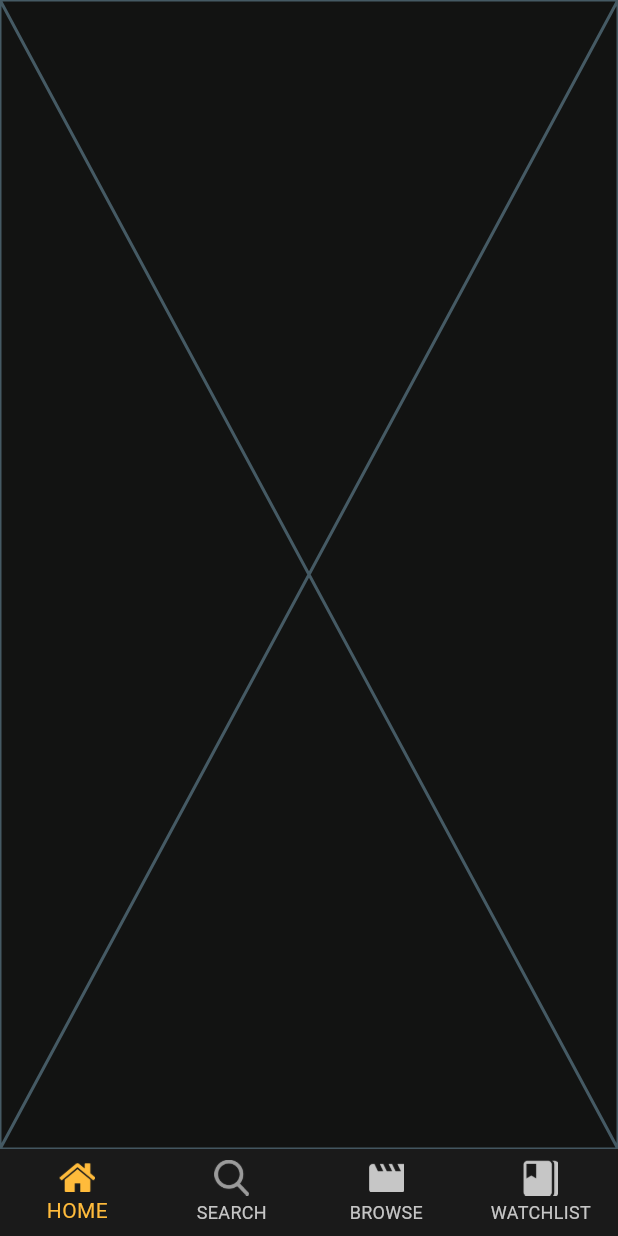
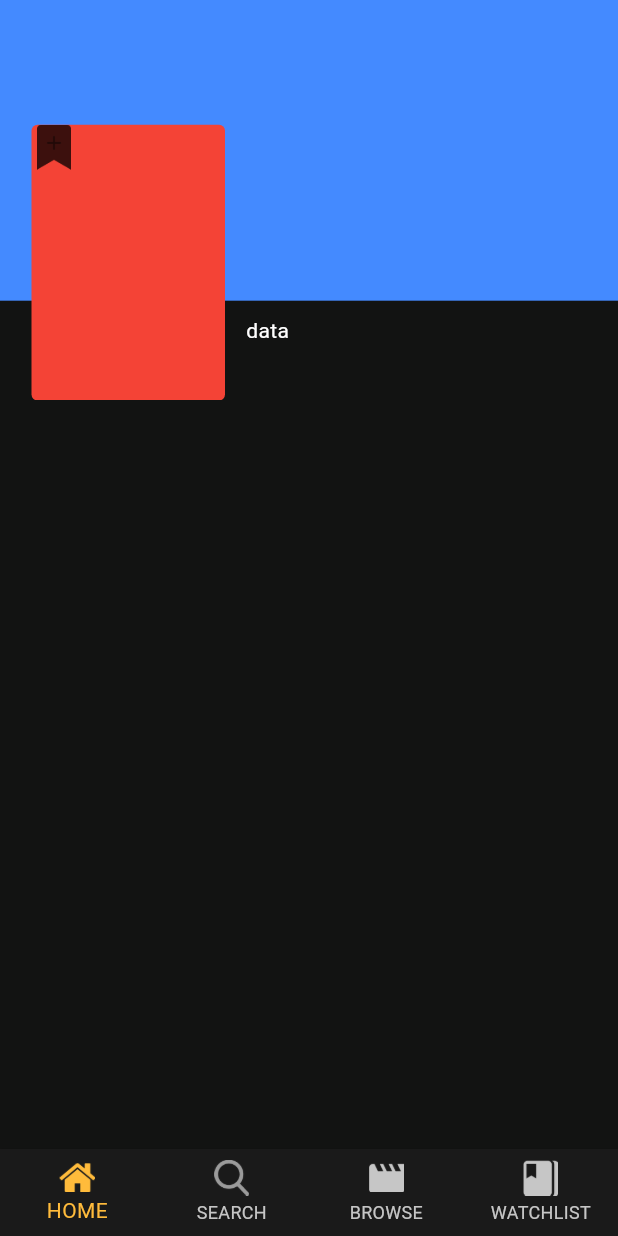
Before and after one commit to MahmoudHassan9/movies_app, a Flutter app: the screen it shows after launch, on a phone screen of 412 x 824 dp. Run offline on Flutter 3.47's test engine with Material 3 defaults, Android fonts, the phone set to English and light mode, and no system bars; drawn by our look-alikes of carousel_slider; our stand-ins replace flutter_bloc, flutter_screenutil.

Commit message:
+ CarouselSlider & setUp data layer for Popular Movies

```diff
--- a/lib/core/utils/app_assets.dart
+++ b/lib/core/utils/app_assets.dart
@@ -4,4 +4,5 @@ abstract class AppAssets {
   static const searchIcon = '$base/search_icon.png';
   static const browseIcon = '$base/browse_icon.png';
   static const watchListIcon = '$base/watch_list_icon.png';
+  static const addBookMarkIcon = '$base/add_bookmark_icon.png';
 }
--- /dev/null
+++ b/lib/data/api/api_manager.dart
@@ -0,0 +1,32 @@
+import 'dart:convert';
+
+import 'package:http/http.dart' as http;
+import 'package:movies_app/data/models/popular_movie.dart';
+import 'package:movies_app/data/models/popular_movie_response.dart';
+
+import '../../result.dart';
+
+class ApiManager {
+  static const String baseURL = 'api.themoviedb.org';
+  static const String popularEndPoint = '/3/movie/popular';
+  static const String apiKey =
+      'Bearer eyJhbGciOiJIUzI1NiJ9.eyJhdWQiOiIzMjY3ZDY3OGU4NzNhMjk4ZWQ0OGJkNDM4NTg1MTlkOCIsIm5iZiI6MTczMzQzMzYzNC43NjQsInN1YiI6IjY3NTIxOTIyNzJkMWE4YTU5YzI5OTQxZiIsInNjb3BlcyI6WyJhcGlfcmVhZCJdLCJ2ZXJzaW9uIjoxfQ.zb2Gw0CY9sbHyzypzk0_0oqLNvx7PvpEGRHqYJF2mHo';
+
+  Future<Result<List<PopularMovie>>> getPopularMovies() async {
+    Uri url = Uri.https(
+      baseURL,
+      popularEndPoint,
+    );
+    try {
+      var response = await http.get(url, headers: {
+        'Authorization': apiKey,
+      });
+      var json = jsonDecode(response.body);
+      PopularMovieResponse popularMovieResponse =
+          PopularMovieResponse.fromJson(json);
+      return Success(data: popularMovieResponse.results ?? []);
+    } on Exception catch (e) {
+      return Error(exception: e);
+    }
+  }
+}
--- /dev/null
+++ b/lib/data/data_source_contract/popular_movies_data_source_contract.dart
@@ -0,0 +1,6 @@
+import 'package:movies_app/data/models/popular_movie.dart';
+import 'package:movies_app/result.dart';
+
+abstract class PopularMoviesDataSource {
+  Future<Result<List<PopularMovie>>> getPopularMovies();
+}
--- /dev/null
+++ b/lib/data/data_source_impl/popular_movies_api_data_source.dart
@@ -0,0 +1,15 @@
+import 'package:movies_app/data/api/api_manager.dart';
+import 'package:movies_app/data/data_source_contract/popular_movies_data_source_contract.dart';
+import 'package:movies_app/data/models/popular_movie.dart';
+import 'package:movies_app/result.dart';
+
+class PopularMoviesApiDataSourceImpl extends PopularMoviesDataSource {
+  ApiManager apiManager;
+
+  PopularMoviesApiDataSourceImpl({required this.apiManager});
+
+  @override
+  Future<Result<List<PopularMovie>>> getPopularMovies() {
+    return apiManager.getPopularMovies();
+  }
+}
--- /dev/null
+++ b/lib/data/models/popular_movie.dart
@@ -0,0 +1,68 @@
+class PopularMovie {
+  PopularMovie({
+      this.adult,
+      this.backdropPath,
+      this.genreIds,
+      this.id,
+      this.originalLanguage,
+      this.originalTitle,
+      this.overview,
+      this.popularity,
+      this.posterPath,
+      this.releaseDate,
+      this.title,
+      this.video,
+      this.voteAverage,
+      this.voteCount,});
+
+  PopularMovie.fromJson(dynamic json) {
+    adult = json['adult'];
+    backdropPath = json['backdrop_path'];
+    genreIds = json['genre_ids'] != null ? json['genre_ids'].cast<num>() : [];
+    id = json['id'];
+    originalLanguage = json['original_language'];
+    originalTitle = json['original_title'];
+    overview = json['overview'];
+    popularity = json['popularity'];
+    posterPath = json['poster_path'];
+    releaseDate = json['release_date'];
+    title = json['title'];
+    video = json['video'];
+    voteAverage = json['vote_average'];
+    voteCount = json['vote_count'];
+  }
+  bool? adult;
+  String? backdropPath;
+  List<num>? genreIds;
+  num? id;
+  String? originalLanguage;
+  String? originalTitle;
+  String? overview;
+  num? popularity;
+  String? posterPath;
+  String? releaseDate;
+  String? title;
+  bool? video;
+  num? voteAverage;
+  num? voteCount;
+
+  Map<String, dynamic> toJson() {
+    final map = <String, dynamic>{};
+    map['adult'] = adult;
+    map['backdrop_path'] = backdropPath;
+    map['genre_ids'] = genreIds;
+    map['id'] = id;
+    map['original_language'] = originalLanguage;
+    map['original_title'] = originalTitle;
+    map['overview'] = overview;
+    map['popularity'] = popularity;
+    map['poster_path'] = posterPath;
+    map['release_date'] = releaseDate;
+    map['title'] = title;
+    map['video'] = video;
+    map['vote_average'] = voteAverage;
+    map['vote_count'] = voteCount;
+    return map;
+  }
+
+}
--- /dev/null
+++ b/lib/data/models/popular_movie_response.dart
@@ -0,0 +1,38 @@
+import 'package:movies_app/data/models/popular_movie.dart';
+
+class PopularMovieResponse {
+  PopularMovieResponse({
+    this.page,
+    this.results,
+    this.totalPages,
+    this.totalResult,
+  });
+
+  PopularMovieResponse.fromJson(dynamic json) {
+    page = json['page'];
+    if (json['results'] != null) {
+      results = [];
+      json['results'].forEach((v) {
+        results?.add(PopularMovie.fromJson(v));
+      });
+    }
+    totalPages = json['total_pages'];
+    totalResult = json['total_results'];
+  }
+
+  num? page;
+  List<PopularMovie>? results;
+  num? totalPages;
+  num? totalResult;
+
+  Map<String, dynamic> toJson() {
+    final map = <String, dynamic>{};
+    map['page'] = page;
+    if (results != null) {
+      map['results'] = results?.map((v) => v.toJson()).toList();
+    }
+    map['total_pages'] = totalPages;
+    map['total_results'] = totalResult;
+    return map;
+  }
+}
--- /dev/null
+++ b/lib/data/repo_impl/popular_movies_repo_impl.dart
@@ -0,0 +1,23 @@
+import 'package:movies_app/data/data_source_contract/popular_movies_data_source_contract.dart';
+import 'package:movies_app/data/models/popular_movie.dart';
+
+import 'package:movies_app/result.dart';
+
+import '../../domain/repo_contract/popular_movies_repo.dart';
+
+class PopularMoviesRepoImpl extends PopularMoviesRepo {
+  PopularMoviesDataSource dataSource;
+
+  PopularMoviesRepoImpl({required this.dataSource});
+
+  @override
+  Future<Result<List<PopularMovie>>> getPopularMovies() async {
+    var result = await dataSource.getPopularMovies();
+    switch (result) {
+      case Success<List<PopularMovie>>():
+        return Success(data: result.data);
+      case Error<List<PopularMovie>>():
+        return Error(exception: result.exception);
+    }
+  }
+}
--- /dev/null
+++ b/lib/domain/repo_contract/popular_movies_repo.dart
@@ -0,0 +1,7 @@
+import '../../data/models/popular_movie.dart';
+import '../../result.dart';
+
+abstract class PopularMoviesRepo{
+  Future<Result<List<PopularMovie>>> getPopularMovies();
+
+}
--- /dev/null
+++ b/lib/domain/usecases/get_popular_movies_use_case.dart
@@ -0,0 +1,13 @@
+import 'package:movies_app/data/models/popular_movie.dart';
+import 'package:movies_app/domain/repo_contract/popular_movies_repo.dart';
+import 'package:movies_app/result.dart';
+
+class GetPopularMoviesUseCase {
+  PopularMoviesRepo repo;
+
+  GetPopularMoviesUseCase({required this.repo});
+
+  Future<Result<List<PopularMovie>>>execute() {
+    return repo.getPopularMovies();
+  }
+}
--- a/lib/presentation/screens/home_screen/home_screen.dart
+++ b/lib/presentation/screens/home_screen/home_screen.dart
@@ -25,9 +25,11 @@ class _HomeScreenState extends State<HomeScreen> {
 
   @override
   Widget build(BuildContext context) {
-    return Scaffold(
-      bottomNavigationBar: buildBottomNavBar(),
-      body: tabs[currentIndex],
+    return SafeArea(
+      child: Scaffold(
+        bottomNavigationBar: buildBottomNavBar(),
+        body: tabs[currentIndex],
+      ),
     );
   }
 
--- a/lib/presentation/tabs/home/view/home_view.dart
+++ b/lib/presentation/tabs/home/view/home_view.dart
@@ -1,10 +1,64 @@
+import 'package:carousel_slider/carousel_slider.dart';
 import 'package:flutter/cupertino.dart';
+import 'package:flutter/material.dart';
+import 'package:flutter_bloc/flutter_bloc.dart';
+import 'package:flutter_screenutil/flutter_screenutil.dart';
+import 'package:movies_app/core/utils/app_assets.dart';
+import 'package:movies_app/data/api/api_manager.dart';
+import 'package:movies_app/data/data_source_impl/popular_movies_api_data_source.dart';
+import 'package:movies_app/data/repo_impl/popular_movies_repo_impl.dart';
+import 'package:movies_app/domain/usecases/get_popular_movies_use_case.dart';
+import 'package:movies_app/presentation/tabs/home/viewModel/home_view_model.dart';
+import 'package:movies_app/presentation/tabs/home/widgets/movies_slider_image.dart';
 
-class HomeView extends StatelessWidget {
+class HomeView extends StatefulWidget {
   const HomeView({super.key});
 
   @override
+  State<HomeView> createState() => _HomeViewState();
+}
+
+class _HomeViewState extends State<HomeView> {
+  List<Widget> images = [
+    const MoviesSliderImage(),
+  ];
+
+  @override
   Widget build(BuildContext context) {
-    return const Placeholder();
+    return BlocProvider(
+      create: (BuildContext context) => HomeViewModel(
+        useCase: GetPopularMoviesUseCase(
+          repo: PopularMoviesRepoImpl(
+            dataSource: PopularMoviesApiDataSourceImpl(
+              apiManager: ApiManager(),
+            ),
+          ),
+        ),
+      ),
+      child: Column(
+        children: [
+          moviesSlider(),
+        ],
+      ),
+    );
   }
+
+  Widget moviesSlider() => CarouselSlider(
+        items: images,
+        options: CarouselOptions(
+          height: 289.h,
+          aspectRatio: 16 / 9,
+          viewportFraction: 1,
+          initialPage: 0,
+          enableInfiniteScroll: true,
+          reverse: false,
+          autoPlay: true,
+          autoPlayInterval: const Duration(seconds: 3),
+          autoPlayAnimationDuration: const Duration(milliseconds: 800),
+          autoPlayCurve: Curves.fastOutSlowIn,
+          enlargeCenterPage: true,
+          enlargeFactor: 0.3,
+          scrollDirection: Axis.horizontal,
+        ),
+      );
 }
--- /dev/null
+++ b/lib/presentation/tabs/home/viewModel/home_view_model.dart
@@ -0,0 +1,21 @@
+import 'package:flutter_bloc/flutter_bloc.dart';
+import 'package:movies_app/data/models/popular_movie.dart';
+import 'package:movies_app/domain/usecases/get_popular_movies_use_case.dart';
+import 'package:movies_app/presentation/tabs/home/viewModel/home_view_model_states.dart';
+import 'package:movies_app/result.dart';
+
+class HomeViewModel extends Cubit<HomeViewModelState> {
+  HomeViewModel({required this.useCase}) : super(GetPopularMoviesInitialState());
+  GetPopularMoviesUseCase useCase;
+
+  void getPopularMovies() async {
+    emit(GetPopularMoviesLoadingState());
+    var result = await useCase.execute();
+    switch (result) {
+      case Success<List<PopularMovie>>():
+        emit(GetPopularMoviesSuccessState(list: result.data));
+      case Error<List<PopularMovie>>():
+        emit(GetPopularMoviesErrorState(exception: result.exception));
+    }
+  }
+}
--- /dev/null
+++ b/lib/presentation/tabs/home/viewModel/home_view_model_states.dart
@@ -0,0 +1,17 @@
+import 'package:movies_app/data/models/popular_movie.dart';
+
+ class HomeViewModelState {}
+
+class GetPopularMoviesInitialState extends HomeViewModelState {}
+
+class GetPopularMoviesLoadingState extends HomeViewModelState {}
+
+class GetPopularMoviesSuccessState extends HomeViewModelState {
+  List<PopularMovie>list;
+  GetPopularMoviesSuccessState({required this.list});
+}
+
+class GetPopularMoviesErrorState extends HomeViewModelState {
+  Exception exception ;
+  GetPopularMoviesErrorState({required this.exception});
+}
--- /dev/null
+++ b/lib/presentation/tabs/home/widgets/movies_slider_image.dart
@@ -0,0 +1,60 @@
+import 'package:flutter/cupertino.dart';
+import 'package:flutter/material.dart';
+import 'package:flutter_screenutil/flutter_screenutil.dart';
+
+import '../../../../core/utils/app_assets.dart';
+
+class MoviesSliderImage extends StatelessWidget {
+  const MoviesSliderImage({super.key});
+
+  @override
+  Widget build(BuildContext context) {
+    return Stack(
+      children: [
+        Container(
+          height: 217.h,
+          color: Colors.blueAccent,
+          // decoration: const BoxDecoration(
+          //
+          //   image: DecorationImage(
+          //     image: NetworkImage(
+          //       '',
+          //     ),
+          //   ),
+          // ),
+        ),
+        Positioned(
+          bottom: 0.h,
+          left: 21.w,
+          child: Container(
+            height: 199.h,
+            width: 129.w,
+            alignment: Alignment.topLeft,
+            decoration: const BoxDecoration(
+              color: Colors.red,
+              borderRadius: BorderRadius.all(
+                Radius.circular(
+                  4,
+                ),
+              ),
+            ),
+            child: const ImageIcon(
+              size: 30,
+              AssetImage(
+                AppAssets.addBookMarkIcon,
+              ),
+            ),
+          ),
+        ),
+        Positioned(
+          left: 164.w,
+          bottom: 40.h,
+          child: Text(
+            'data',
+            style: TextStyle(color: Colors.white),
+          ),
+        ),
+      ],
+    );
+  }
+}
--- /dev/null
+++ b/lib/result.dart
@@ -0,0 +1,13 @@
+sealed class Result<T> {}
+
+class Success<T> extends Result<T> {
+  T data;
+
+  Success({required this.data});
+}
+
+class Error<T> extends Result<T> {
+  Exception exception;
+
+  Error({required this.exception});
+}
--- a/pubspec.yaml
+++ b/pubspec.yaml
@@ -36,6 +36,9 @@ dependencies:
   # Use with the CupertinoIcons class for iOS style icons.
   cupertino_icons: ^1.0.8
   flutter_screenutil: ^5.9.3
+  carousel_slider: ^5.0.0
+  http: ^1.2.2
+  flutter_bloc: ^8.1.6
 
 dev_dependencies:
   flutter_test:
```
Also changed, not shown: assets/images/add_bookmark_icon.png (added), assets/images/bookmark_icon.png (added), pubspec.lock.
